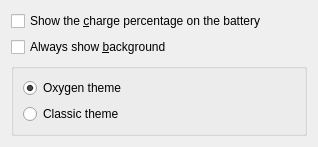
Old version of the form plasma/applets/battery/batteryConfig.ui in the repository mgottschlag/kwin-tiling.
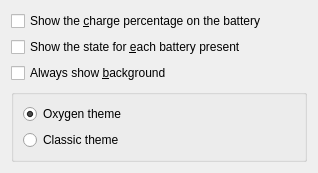
New version of the form. Custom widgets are drawn as their Qt base class.

Commit message: Add configuration option to show multiple batteries as individual icons (or rather use one icon (less space) with cumulative state)

Diff of the .ui file:
```diff
--- a/plasma/applets/battery/batteryConfig.ui
+++ b/plasma/applets/battery/batteryConfig.ui
@@ -26,6 +26,16 @@
      </property>
     </widget>
    </item>
+   <item>
+    <widget class="QCheckBox" name="showMultipleBatteriesCheckBox" >
+     <property name="toolTip" >
+      <string/>
+     </property>
+     <property name="text" >
+      <string>Show the state for &amp;each battery present</string>
+     </property>
+    </widget>
+   </item>
    <item>
     <widget class="QCheckBox" name="drawBackgroundCheckBox" >
      <property name="toolTip" >
```
The commit also changes 2 other files.
